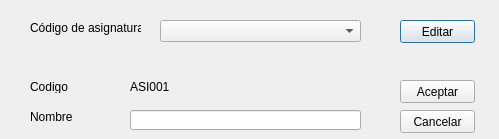
Qt form src/seleccionestudiante/vista/EditarAsignatura.ui (TMichael-On/Final) before a commit.
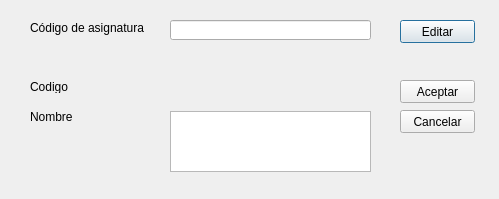
The same form after that commit.

Commit message: Modificación de GUI

The edit to the form file:
```diff
--- a/src/seleccionestudiante/vista/EditarAsignatura.ui
+++ b/src/seleccionestudiante/vista/EditarAsignatura.ui
@@ -7,7 +7,7 @@
     <x>0</x>
     <y>0</y>
     <width>499</width>
-    <height>139</height>
+    <height>199</height>
    </rect>
   </property>
   <property name="windowTitle">
@@ -18,7 +18,7 @@
     <rect>
      <x>30</x>
      <y>20</y>
-     <width>111</width>
+     <width>121</width>
      <height>16</height>
     </rect>
    </property>
@@ -26,19 +26,6 @@
     <string>Código de asignatura</string>
    </property>
   </widget>
-  <widget class="QComboBox" name="cboAsignatura">
-   <property name="geometry">
-    <rect>
-     <x>160</x>
-     <y>20</y>
-     <width>201</width>
-     <height>22</height>
-    </rect>
-   </property>
-   <property name="currentText">
-    <string/>
-   </property>
-  </widget>
   <widget class="QPushButton" name="btnEditar">
    <property name="geometry">
     <rect>
@@ -68,14 +55,14 @@
   <widget class="QLabel" name="lblCod">
    <property name="geometry">
     <rect>
-     <x>130</x>
+     <x>170</x>
      <y>80</y>
      <width>47</width>
      <height>13</height>
     </rect>
    </property>
    <property name="text">
-    <string>ASI001</string>
+    <string>____</string>
    </property>
   </widget>
   <widget class="QLabel" name="lblCodigo_3">
@@ -91,16 +78,6 @@
     <string>Nombre</string>
    </property>
   </widget>
-  <widget class="QLineEdit" name="leANombre">
-   <property name="geometry">
-    <rect>
-     <x>130</x>
-     <y>110</y>
-     <width>231</width>
-     <height>20</height>
-    </rect>
-   </property>
-  </widget>
   <widget class="QPushButton" name="btnAceptar">
    <property name="geometry">
     <rect>
@@ -127,6 +104,26 @@
     <string>Cancelar</string>
    </property>
   </widget>
+  <widget class="QLineEdit" name="leANombre_2">
+   <property name="geometry">
+    <rect>
+     <x>170</x>
+     <y>20</y>
+     <width>201</width>
+     <height>20</height>
+    </rect>
+   </property>
+  </widget>
+  <widget class="QTextBrowser" name="textBrowser">
+   <property name="geometry">
+    <rect>
+     <x>170</x>
+     <y>111</y>
+     <width>201</width>
+     <height>61</height>
+    </rect>
+   </property>
+  </widget>
  </widget>
  <resources/>
  <connections/>
```
